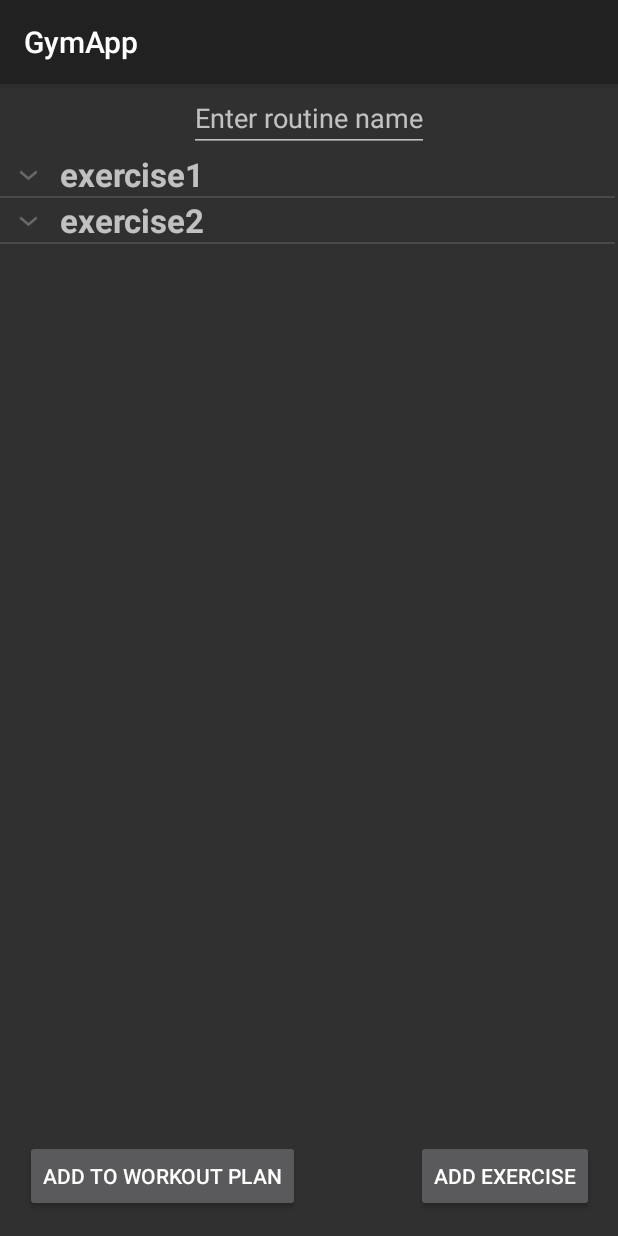
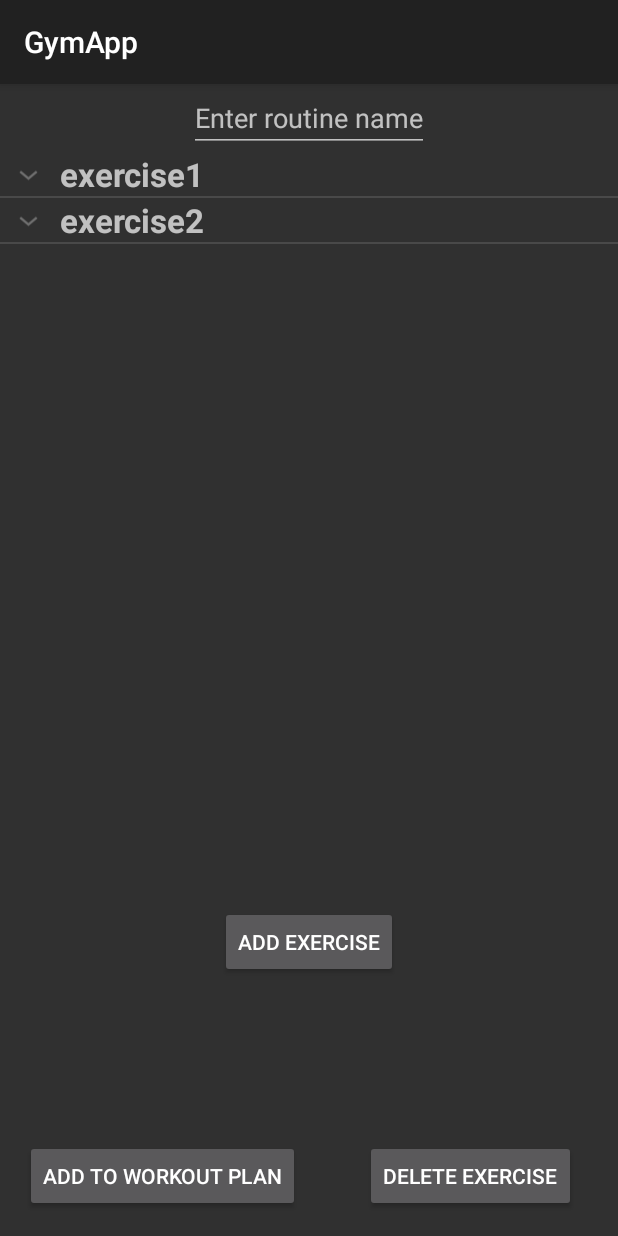
Before and after one commit to Macbak03/GymApp, an Android app built with Jetpack Compose: the CreateRoutineActivity screen opened directly, with no data from a screen before it, on a phone screen of 412 x 824 dp. Run offline under Robolectric (Android 15) with nearby library versions, the phone set to English and light mode, and no system bars.

Commit message:
added scroll list view, adding and deleting exercises
user can scroll past exercises, add and delete exercises

```diff
--- a/app/src/main/java/com/example/gymapp/CreateRoutineActivity.kt
+++ b/app/src/main/java/com/example/gymapp/CreateRoutineActivity.kt
@@ -1,6 +1,10 @@
 package com.example.gymapp
 
 import android.os.Bundle
+import android.view.View
+import android.view.View.MeasureSpec
+import android.view.ViewGroup
+import android.widget.ExpandableListAdapter
 import android.widget.ExpandableListView
 import androidx.appcompat.app.AppCompatActivity
 import com.example.gymapp.databinding.ActivityCreateRoutineBinding
@@ -18,21 +22,77 @@ class CreateRoutineActivity : AppCompatActivity() {
     private lateinit var expandableListView: ExpandableListView
     private lateinit var routineExpandableListAdapter: RoutineExpandableListAdapter
     private val routines: MutableList<Routine> = ArrayList()
+    private var exerciseCount: Int = 1
     override fun onCreate(savedInstanceState: Bundle?) {
         super.onCreate(savedInstanceState)
         binding = ActivityCreateRoutineBinding.inflate(layoutInflater)
         setContentView(binding.root)
 
         expandableListView = binding.ExpandableListViewRoutineItems
-        val routine = Routine("exercise1", 2.minutes, Weight(100f, WeightUnit.kg),
+        val routine2 = Routine("exercise$exerciseCount", 2.minutes, Weight(100f, WeightUnit.kg),
             10, ExactReps(3), Rpe(8), Pace(2,0,2,1)
         )
-        val routine1 = Routine("exercise2", 4.minutes, Weight(70f, WeightUnit.kg),
+        exerciseCount ++
+        val routine1 = Routine("exercise$exerciseCount", 4.minutes, Weight(70f, WeightUnit.kg),
             5, ExactReps(8), Rpe(9), Pace(3,1,1,1))
-        routines.add(routine)
+        exerciseCount ++
+        routines.add(routine2)
         routines.add(routine1)
         routineExpandableListAdapter = RoutineExpandableListAdapter(this, routines)
         expandableListView.setAdapter(routineExpandableListAdapter)
+        /*expandableListView.setOnGroupClickListener { parent, _, groupPosition, _ ->
+            setScrollListViewHeightBasedOnChildren(parent, groupPosition)
+            false
+        }*/
+        binding.buttonAddExercise.setOnClickListener()
+        {
+            val routine = Routine("exercise$exerciseCount", null, null, null, null, null, null)
+            routines.add(routine)
+            exerciseCount ++
+            routineExpandableListAdapter.notifyDataSetChanged()
+
+        }
+
+        binding.buttonDeleteExercise.setOnClickListener()
+        {
+            if(routines.isNotEmpty())
+            {
+                routines.removeAt(routines.lastIndex)
+                exerciseCount --
+                routineExpandableListAdapter.notifyDataSetChanged()
+            }
+        }
     }
-
+   /* private fun setScrollListViewHeightBasedOnChildren(
+        expandableListView: ExpandableListView,
+        group: Int
+    ) {
+        val listAdapter = expandableListView.expandableListAdapter as ExpandableListAdapter
+        var totalHeight = 0
+        val desiredWidth = MeasureSpec.makeMeasureSpec(
+            expandableListView.width,
+            MeasureSpec.EXACTLY
+        )
+        for (i in 0 until listAdapter.groupCount) {
+            val groupItem = listAdapter.getGroupView(i, false, null, expandableListView)
+            groupItem.measure(desiredWidth, MeasureSpec.UNSPECIFIED)
+            totalHeight += groupItem.measuredHeight
+            if (expandableListView.isGroupExpanded(i) && i != group || !expandableListView.isGroupExpanded(i) && i == group) {
+                for (j in 0 until listAdapter.getChildrenCount(i)) {
+                    val listItem = listAdapter.getChildView(
+                        i, j, false, null,
+                        expandableListView
+                    )
+                    listItem.measure(desiredWidth, MeasureSpec.UNSPECIFIED)
+                    totalHeight += listItem.measuredHeight
+                }
+            }
+        }
+        val params = expandableListView.layoutParams
+        var height = totalHeight + expandableListView.dividerHeight * (listAdapter.groupCount - 1)
+        if (height < 10) height = 200
+        params.height = height
+        expandableListView.layoutParams = params
+        expandableListView.requestLayout()
+    }*/
 }
--- a/app/src/main/java/com/example/gymapp/model/Routine.kt
+++ b/app/src/main/java/com/example/gymapp/model/Routine.kt
@@ -5,12 +5,12 @@ import kotlin.time.Duration
 
 
 data class Routine(
-    var exerciseName: String,
+    var exerciseName: String?,
     //val progression: EnumSet<ProgressionType>,
-    val pause: Duration,
-    val load: Weight,
-    val series: Int,
-    val reps: Reps,
-    val rpe: Rpe,
-    val pace: Pace
+    val pause: Duration?,
+    val load: Weight?,
+    val series: Int?,
+    val reps: Reps?,
+    val rpe: Rpe?,
+    val pace: Pace?
     )
--- a/app/src/main/res/layout/activity_create_routine.xml
+++ b/app/src/main/res/layout/activity_create_routine.xml
@@ -9,13 +9,26 @@
     android:windowSoftInputMode="adjustPan">
 
 
-    <ExpandableListView
-        android:id="@+id/ExpandableListViewRoutineItems"
-        android:layout_width="410dp"
-        android:layout_height="452dp"
+    <ScrollView
+        android:layout_width="match_parent"
+        android:layout_height="450dp"
+        app:layout_constraintEnd_toEndOf="parent"
+        app:layout_constraintHorizontal_bias="0.0"
         app:layout_constraintStart_toStartOf="parent"
-        android:descendantFocusability="beforeDescendants"
-        app:layout_constraintTop_toBottomOf="@+id/editTextRoutineName" />
+        android:measureAllChildren="true"
+        android:fillViewport="true"
+        app:layout_constraintTop_toBottomOf="@+id/editTextRoutineName">
+
+        <ExpandableListView
+            android:id="@+id/ExpandableListViewRoutineItems"
+            android:nestedScrollingEnabled="true"
+            android:layout_width="match_parent"
+            android:layout_height="wrap_content"
+            android:descendantFocusability="beforeDescendants"
+            app:layout_constraintStart_toStartOf="parent"
+            app:layout_constraintTop_toBottomOf="@+id/editTextRoutineName" />
+
+    </ScrollView>
 
     <Button
         android:id="@+id/buttonSaveRoutine"
@@ -31,11 +44,11 @@
         android:id="@+id/buttonAddExercise"
         android:layout_width="wrap_content"
         android:layout_height="wrap_content"
-        android:layout_marginEnd="16dp"
-        android:layout_marginBottom="16dp"
+        android:layout_marginBottom="172dp"
         android:text="Add exercise"
         app:layout_constraintBottom_toBottomOf="parent"
-        app:layout_constraintEnd_toEndOf="parent" />
+        app:layout_constraintEnd_toEndOf="parent"
+        app:layout_constraintStart_toStartOf="parent" />
 
     <EditText
         android:id="@+id/editTextRoutineName"
@@ -47,5 +60,15 @@
         app:layout_constraintStart_toStartOf="parent"
         app:layout_constraintTop_toTopOf="parent" />
 
+    <Button
+        android:id="@+id/buttonDeleteExercise"
+        android:layout_width="wrap_content"
+        android:layout_height="wrap_content"
+        android:layout_marginEnd="28dp"
+        android:layout_marginBottom="16dp"
+        android:text="Delete Exercise"
+        app:layout_constraintBottom_toBottomOf="parent"
+        app:layout_constraintEnd_toEndOf="parent" />
+
 
 </androidx.constraintlayout.widget.ConstraintLayout>
```
